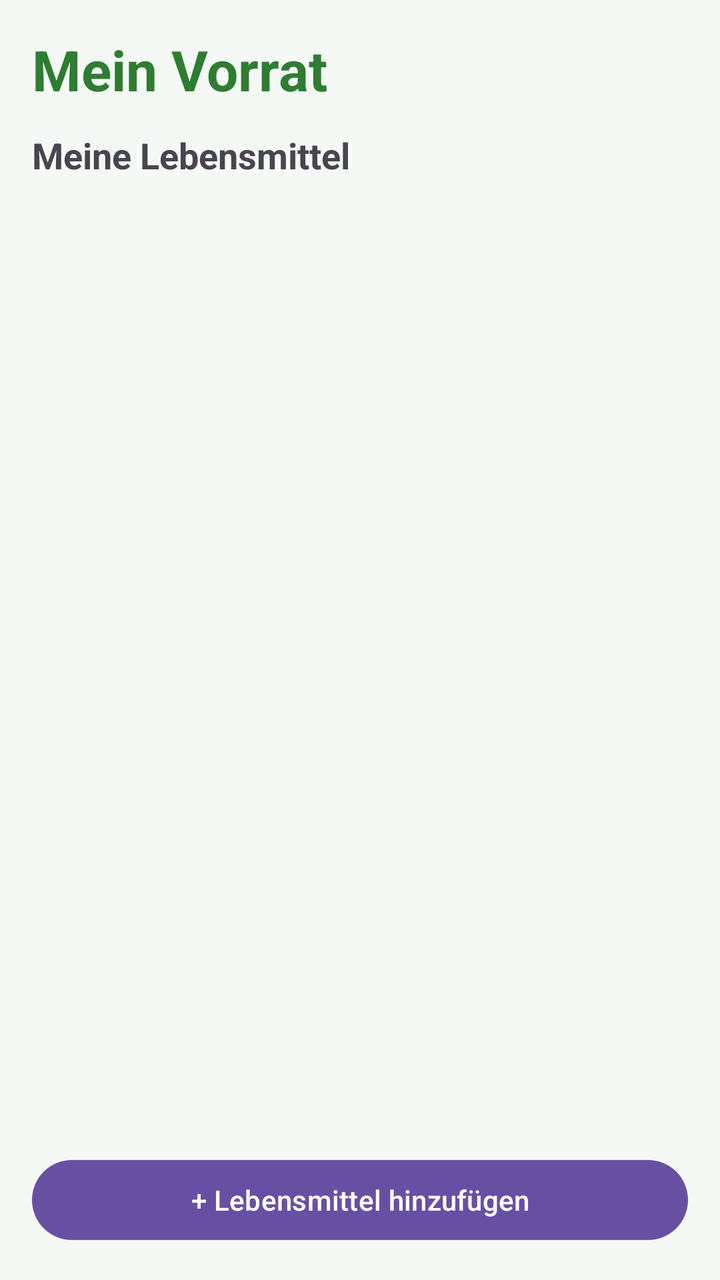
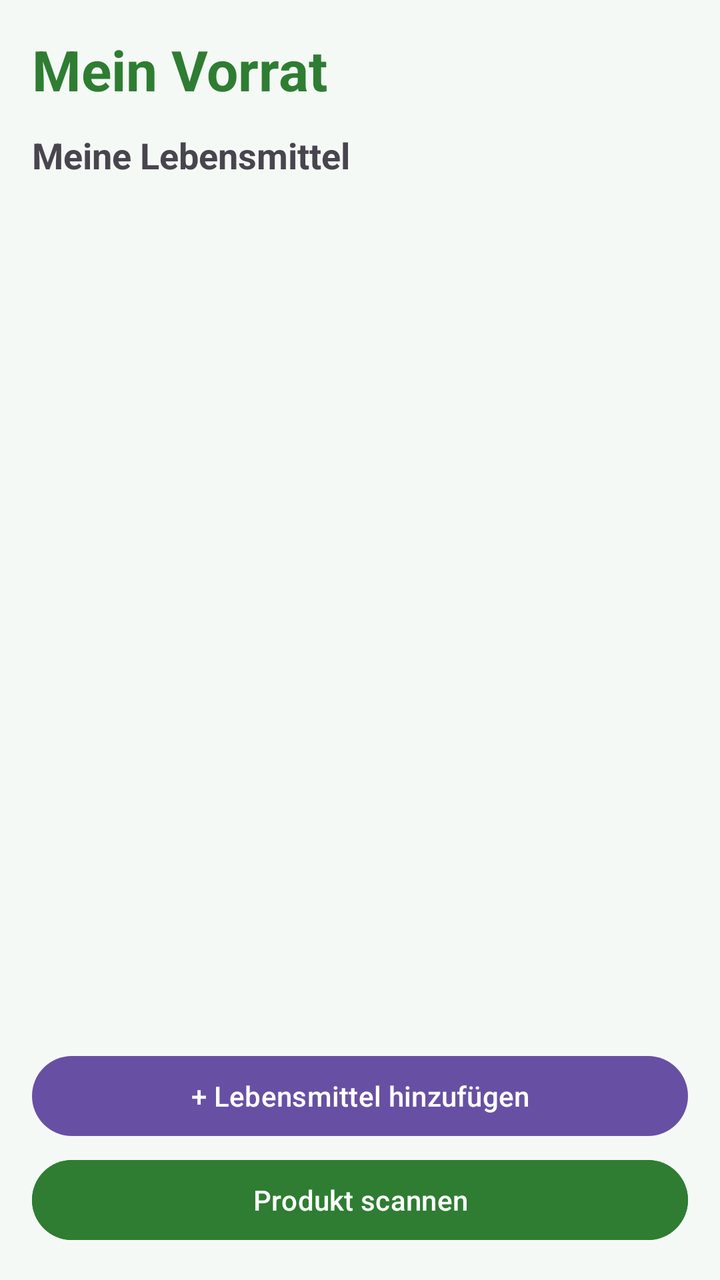

The first picture is an Android layout as it rendered before a commit; the second is the same layout after the commit. The layout source and the unified diff follow.
<!-- AndroidManifest.xml: application theme Theme.FoodLoop -->
<!-- res/layout/fragment_pantry.xml -->
<?xml version="1.0" encoding="utf-8"?>
<LinearLayout
    xmlns:android="http://schemas.android.com/apk/res/android"
    android:layout_width="match_parent"
    android:layout_height="match_parent"
    android:orientation="vertical"
    android:padding="16dp"
    android:background="#F5F9F5">

    <TextView
        android:layout_width="match_parent"
        android:layout_height="wrap_content"
        android:text="Mein Vorrat"
        android:textSize="28sp"
        android:textStyle="bold"
        android:textColor="#2E7D32"
        android:layout_marginBottom="12dp"/>

    <TextView
        android:layout_width="match_parent"
        android:layout_height="wrap_content"
        android:text="Meine Lebensmittel"
        android:textSize="18sp"
        android:textStyle="bold"
        android:layout_marginBottom="12dp"/>

    <ScrollView
        android:layout_width="match_parent"
        android:layout_height="0dp"
        android:layout_weight="1">

        <LinearLayout
            android:id="@+id/food_list"
            android:layout_width="match_parent"
            android:layout_height="wrap_content"
            android:orientation="vertical"/>

    </ScrollView>

    <Button
        android:id="@+id/btn_add_food"
        android:layout_width="match_parent"
        android:layout_height="wrap_content"
        android:text="+ Lebensmittel hinzufügen"
        android:layout_marginTop="12dp"/>

</LinearLayout>
<!-- resources referenced by this layout -->
<resources>
  <style name="Theme.FoodLoop" parent="Base.Theme.FoodLoop" />
  <style name="Base.Theme.FoodLoop" parent="Theme.Material3.DayNight.NoActionBar">
          
          
      </style>
</resources>

<!-- the commit's change to res/layout/fragment_pantry.xml (unified diff, before → after) -->
@@ -44,4 +44,15 @@
         android:text="+ Lebensmittel hinzufügen"
         android:layout_marginTop="12dp"/>
 
+    <Button
+        android:id="@+id/btn_scan_food"
+        android:layout_width="match_parent"
+        android:layout_height="wrap_content"
+        android:text="Produkt scannen"
+        android:textColor="#FFFFFF"
+        android:backgroundTint="#2E7D32"
+        android:drawableStart="@android:drawable/ic_menu_camera"
+        android:drawableTint="#FFFFFF"
+        android:layout_marginTop="4dp"/>
+
 </LinearLayout>
